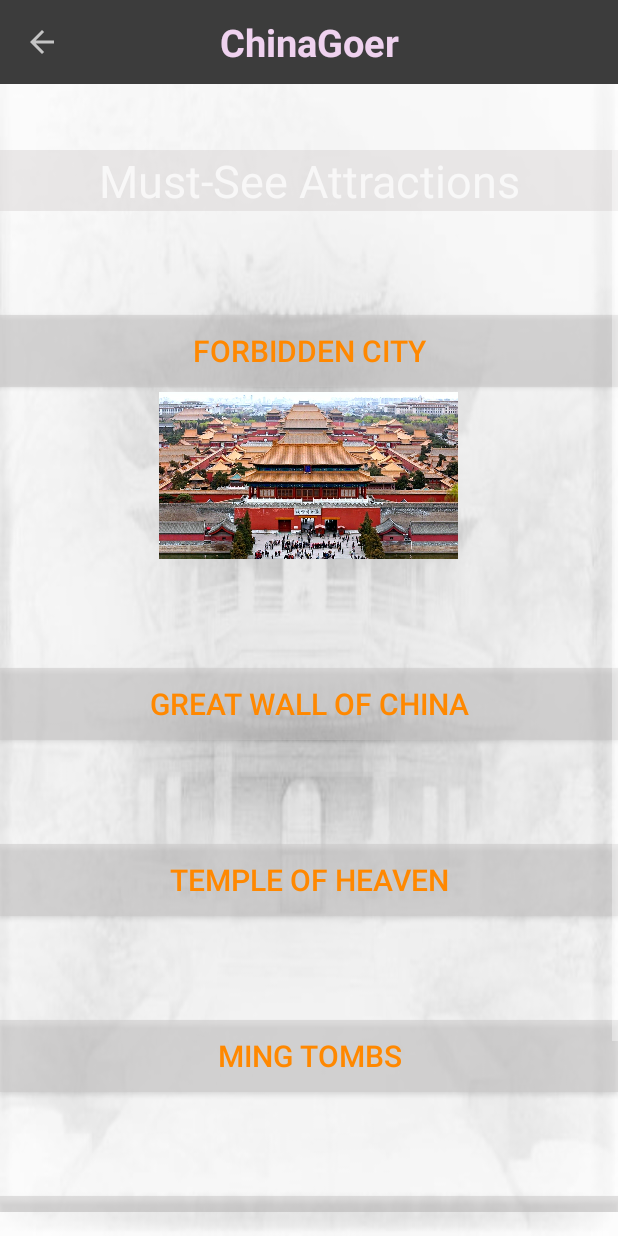
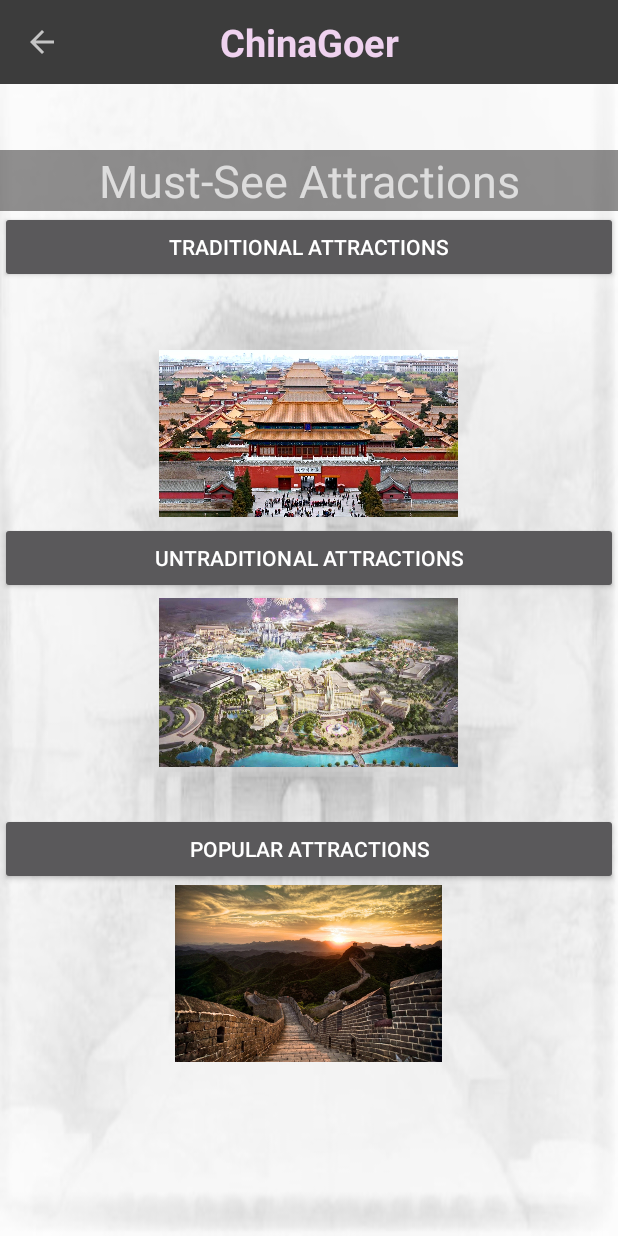
Before and after one commit to paceuniversity/CS3892017team1, an Android app: the attractionActivity screen opened directly, with no data from a screen before it, on a phone screen of 412 x 824 dp. Run offline under Robolectric (Android 15) with nearby library versions, the phone set to English and light mode, and no system bars.

Commit message:
Attraction Commit:  Popular, tradtional, untraditional activities. Buttons, pictures, background

```diff
--- a/app/src/main/AndroidManifest.xml
+++ b/app/src/main/AndroidManifest.xml
@@ -19,6 +19,9 @@
         <activity android:name=".foodActivity" />
         <activity android:name=".attractionActivity" />
         <activity android:name=".factsActivity" />
+        <activity android:name=".traditionalAttractionActivity" />
+        <activity android:name=".untraditionalAttractionActivity" />
+        <activity android:name=".poppularAttractionActivity"></activity>
     </application>
 
 </manifest>
--- a/app/src/main/res/layout/activity_attraction.xml
+++ b/app/src/main/res/layout/activity_attraction.xml
@@ -15,16 +15,16 @@
         />
 
     <ScrollView
-        android:id="@+id/scrollView"
-        android:layout_width="fill_parent"
-        android:layout_height="fill_parent"
+        android:layout_width="match_parent"
+        android:layout_height="match_parent"
         android:paddingTop="100dp"
-        android:layout_alignParentStart="true"
-        android:layout_alignParentTop="true">
+        android:layout_alignParentEnd="true"
+        android:layout_alignParentStart="true">
+
 
         <LinearLayout
             android:layout_width="match_parent"
-            android:layout_height="match_parent"
+            android:layout_height="wrap_content"
             android:orientation="vertical"
             android:weightSum="1">
 
@@ -35,86 +35,62 @@
 
                 android:layout_alignParentStart="true"
                 android:layout_alignParentTop="true"
-                android:background="#80d9d6d6"
+                android:background="#80252222"
                 android:text="Must-See Attractions"
                 android:textAlignment="center"
                 android:textSize="30dp" />
 
-
             <Button
-                android:id="@+id/forbiddenCity"
+                android:id="@+id/button2"
                 android:layout_width="match_parent"
                 android:layout_height="wrap_content"
+                android:layout_alignBottom="@+id/foodTab3"
+                android:layout_alignParentEnd="true"
                 android:layout_alignParentStart="true"
-                android:layout_marginTop="69dp"
-                android:background="#80cac7c7"
-                android:text="Forbidden City"
-                android:textColor="#ff8800"
-                android:textSize="20dp" />
-
+                android:layout_marginBottom="41dp"
+                android:text="Traditional Attractions"
+                android:onClick="traditionalAttractionSelection"/>
             <ImageView
                 android:id="@+id/imageView"
                 android:layout_width="199dp"
                 android:layout_height="118dp"
                 android:layout_gravity="center"
-                app:srcCompat="@drawable/forbiddencity1" />
+                app:srcCompat="@drawable/forbiddencity1"
+                android:layout_weight="0.42" />
 
             <Button
-                android:id="@+id/greatWall"
+                android:id="@+id/button3"
                 android:layout_width="match_parent"
                 android:layout_height="wrap_content"
+                android:layout_alignParentEnd="true"
                 android:layout_alignParentStart="true"
-                android:layout_marginTop="69dp"
-                android:background="#80cac7c7"
-                android:text="Great Wall of China"
-                android:textColor="#ff8800"
-                android:textSize="20dp" />
-
+                android:layout_below="@+id/button2"
+                android:text="Untraditional Attractions"
+                android:onClick="untraditionalAttractionSelection"/>
+            <ImageView
+                android:id="@+id/imageView2"
+                android:layout_width="199dp"
+                android:layout_height="118dp"
+                android:layout_gravity="center"
+                app:srcCompat="@drawable/universalstudio1" />
 
             <Button
-                android:id="@+id/templeOfHeaven"
+                android:id="@+id/button4"
                 android:layout_width="match_parent"
                 android:layout_height="wrap_content"
+                android:layout_alignParentEnd="true"
                 android:layout_alignParentStart="true"
-                android:layout_marginTop="69dp"
-                android:background="#80cac7c7"
-                android:text="Temple of Heaven"
-                android:textColor="#ff8800"
-                android:textSize="20dp" />
+                android:layout_below="@+id/button3"
+                android:layout_marginTop="28dp"
+                android:text="Popular Attractions"
+                android:onClick="popularAttractionSelection"/>
+            <ImageView
+                android:id="@+id/imageView3"
+                android:layout_width="199dp"
+                android:layout_height="118dp"
+                android:layout_gravity="center"
+                app:srcCompat="@drawable/greatwallofchina1" />
 
-
-            <Button
-                android:id="@+id/mingTombs"
-                android:layout_width="match_parent"
-                android:layout_height="wrap_content"
-                android:layout_alignParentStart="true"
-                android:layout_marginTop="69dp"
-                android:background="#80cac7c7"
-                android:text="Ming Tombs"
-                android:textColor="#ff8800"
-                android:textSize="20dp" />
-
-            <Button
-                android:id="@+id/capitalMuseum"
-                android:layout_width="match_parent"
-                android:layout_height="wrap_content"
-                android:layout_alignParentStart="true"
-                android:layout_marginTop="69dp"
-                android:background="#80cac7c7"
-                android:text="Capital Museum"
-                android:textColor="#ff8800"
-                android:textSize="20dp" />
-
-            <Button
-                android:id="@+id/summerPalace"
-                android:layout_width="match_parent"
-                android:layout_height="wrap_content"
-                android:layout_alignParentStart="true"
-                android:layout_marginTop="69dp"
-                android:background="#80cac7c7"
-                android:text="Summer Palace"
-                android:textColor="#ff8800"
-                android:textSize="20dp" />
 
         </LinearLayout>
     </ScrollView>
```
Also changed, not shown: app/src/main/java/com/example/jacksonhoang/citygoer/attractionActivity.java (+16 -1 lines), app/src/main/java/com/example/jacksonhoang/citygoer/poppularAttractionActivity.java (added, +13 -0 lines), app/src/main/java/com/example/jacksonhoang/citygoer/traditionalAttractionActivity.java (added, +13 -0 lines), app/src/main/java/com/example/jacksonhoang/citygoer/untraditionalAttractionActivity.java (added, +13 -0 lines), app/src/main/res/layout/activity_poppular_attraction.xml (added, +122 -0 lines), app/src/main/res/layout/activity_traditional_attraction.xml (added, +122 -0 lines), app/src/main/res/layout/activity_untraditional_attraction.xml (added, +104 -0 lines), app/src/main/res/drawable/templeofheaven1.jpg (deleted), app/src/main/res/drawable/universalstudio1.jpg (added), 4 other files.
